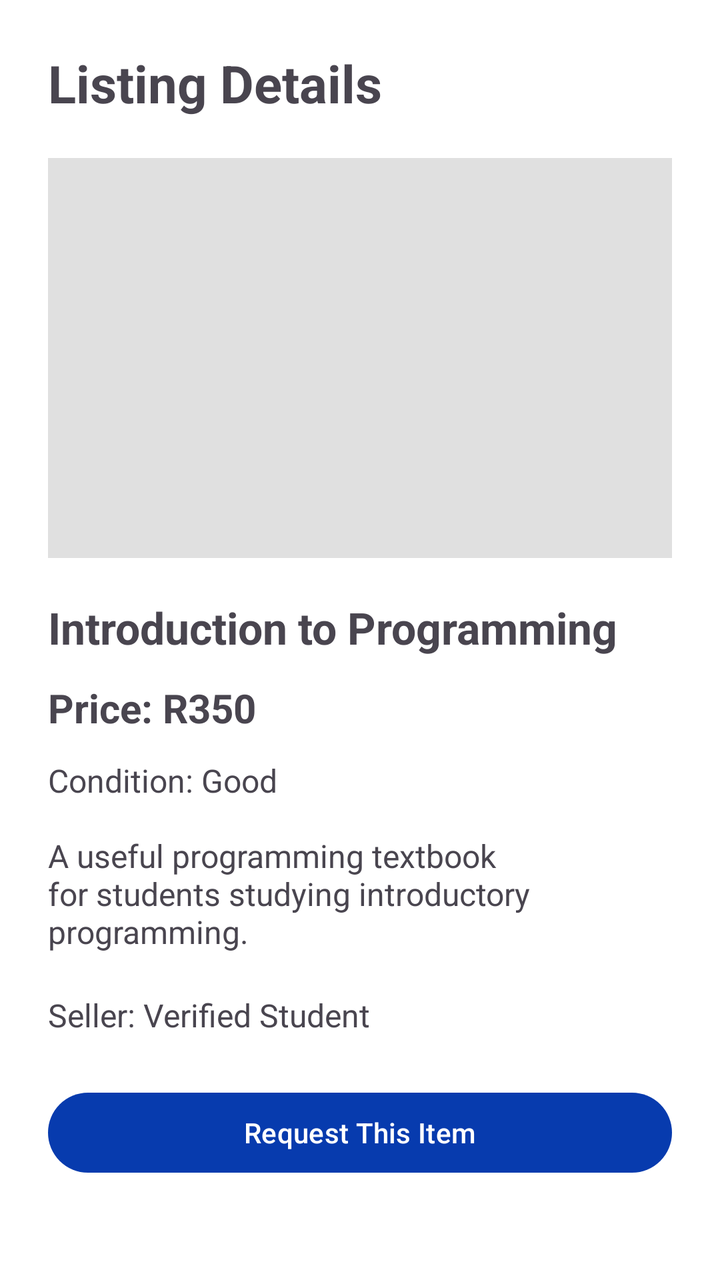
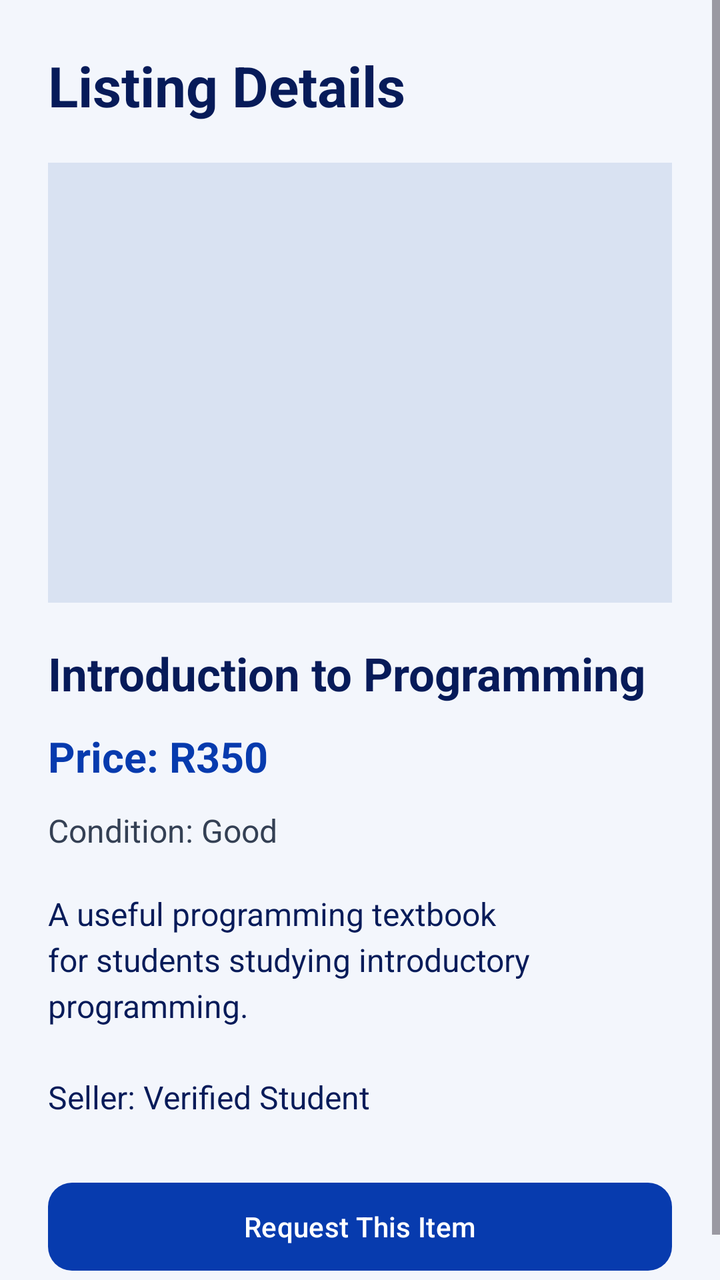

An Android layout rendered at two revisions. The XML below is the earlier revision; the diff shows what the commit changed to produce the second picture.
<!-- AndroidManifest.xml: application theme Theme.StudentMarketplace -->
<!-- res/layout/fragment_listing_details.xml -->
<?xml version="1.0" encoding="utf-8"?>
<ScrollView
    xmlns:android="http://schemas.android.com/apk/res/android"
    android:layout_width="match_parent"
    android:layout_height="match_parent"
    android:fillViewport="true">

    
    <LinearLayout
        android:layout_width="match_parent"
        android:layout_height="wrap_content"
        android:orientation="vertical"
        android:padding="24dp">

        
        <TextView
            android:layout_width="match_parent"
            android:layout_height="wrap_content"
            android:text="Listing Details"
            android:textSize="26sp"
            android:textStyle="bold"
            android:layout_marginBottom="20dp" />

        
        <ImageView
            android:id="@+id/ivListingImage"
            android:layout_width="match_parent"
            android:layout_height="200dp"
            android:contentDescription="Marketplace item photograph"
            android:scaleType="centerCrop"
            android:background="#E0E0E0" />

        
        <TextView
            android:id="@+id/tvListingTitle"
            android:layout_width="match_parent"
            android:layout_height="wrap_content"
            android:text="Introduction to Programming"
            android:textSize="22sp"
            android:textStyle="bold"
            android:layout_marginTop="20dp" />

        
        <TextView
            android:id="@+id/tvListingPrice"
            android:layout_width="match_parent"
            android:layout_height="wrap_content"
            android:text="Price: R350"
            android:textSize="20sp"
            android:textStyle="bold"
            android:layout_marginTop="12dp" />

        
        <TextView
            android:id="@+id/tvListingCondition"
            android:layout_width="match_parent"
            android:layout_height="wrap_content"
            android:text="Condition: Good"
            android:textSize="16sp"
            android:layout_marginTop="12dp" />

        
        <TextView
            android:id="@+id/tvListingDescription"
            android:layout_width="match_parent"
            android:layout_height="wrap_content"
            android:text="A useful programming textbook for students studying introductory programming."
            android:textSize="16sp"
            android:layout_marginTop="16dp" />

        
        <TextView
            android:id="@+id/tvSellerInformation"
            android:layout_width="match_parent"
            android:layout_height="wrap_content"
            android:text="Seller: Verified Student"
            android:textSize="16sp"
            android:layout_marginTop="20dp" />

        
        <Button
            android:id="@+id/btnRequestItem"
            android:layout_width="match_parent"
            android:layout_height="wrap_content"
            android:minHeight="48dp"
            android:text="Request This Item"
            android:layout_marginTop="24dp" />

    </LinearLayout>

</ScrollView>
<!-- resources referenced by this layout -->
<resources>
  <style name="Theme.StudentMarketplace" parent="Base.Theme.StudentMarketplace" />
  <style name="Base.Theme.StudentMarketplace" parent="Theme.Material3.DayNight.NoActionBar">
  
          <item name="colorPrimary">@color/brand_blue</item>
          <item name="colorOnPrimary">@color/brand_white</item>
          <item name="colorSecondary">@color/brand_yellow</item>
          <item name="colorOnSecondary">@color/brand_navy</item>
  
          <item name="android:colorBackground">@color/brand_white</item>
          <item name="android:textColorPrimary">@color/text_primary</item>
  
          <item name="android:statusBarColor">@color/brand_navy</item>
          <item name="android:navigationBarColor">@color/brand_navy</item>
      </style>
  <color name="brand_blue">#073BAE</color>
  <color name="brand_white">#FFFFFF</color>
  <color name="brand_yellow">#FFD600</color>
  <color name="brand_navy">#071B59</color>
  <color name="text_primary">#071B59</color>
</resources>

<!-- the commit's change to res/layout/fragment_listing_details.xml (unified diff, before → after) -->
@@ -3,7 +3,8 @@
     xmlns:android="http://schemas.android.com/apk/res/android"
     android:layout_width="match_parent"
     android:layout_height="match_parent"
-    android:fillViewport="true">
+    android:fillViewport="true"
+    android:background="@color/background_light">
 
     
     <LinearLayout
@@ -17,7 +18,8 @@
             android:layout_width="match_parent"
             android:layout_height="wrap_content"
             android:text="Listing Details"
-            android:textSize="26sp"
+            android:textColor="@color/brand_navy"
+            android:textSize="28sp"
             android:textStyle="bold"
             android:layout_marginBottom="20dp" />
 
@@ -25,10 +27,10 @@
         <ImageView
             android:id="@+id/ivListingImage"
             android:layout_width="match_parent"
-            android:layout_height="200dp"
+            android:layout_height="220dp"
             android:contentDescription="Marketplace item photograph"
             android:scaleType="centerCrop"
-            android:background="#E0E0E0" />
+            android:background="@color/border_light" />
 
         
         <TextView
@@ -36,7 +38,8 @@
             android:layout_width="match_parent"
             android:layout_height="wrap_content"
             android:text="Introduction to Programming"
-            android:textSize="22sp"
+            android:textColor="@color/brand_navy"
+            android:textSize="23sp"
             android:textStyle="bold"
             android:layout_marginTop="20dp" />
 
@@ -46,7 +49,8 @@
             android:layout_width="match_parent"
             android:layout_height="wrap_content"
             android:text="Price: R350"
-            android:textSize="20sp"
+            android:textColor="@color/brand_blue"
+            android:textSize="21sp"
             android:textStyle="bold"
             android:layout_marginTop="12dp" />
 
@@ -56,6 +60,7 @@
             android:layout_width="match_parent"
             android:layout_height="wrap_content"
             android:text="Condition: Good"
+            android:textColor="@color/text_secondary"
             android:textSize="16sp"
             android:layout_marginTop="12dp" />
 
@@ -65,8 +70,10 @@
             android:layout_width="match_parent"
             android:layout_height="wrap_content"
             android:text="A useful programming textbook for students studying introductory programming."
+            android:textColor="@color/text_primary"
             android:textSize="16sp"
-            android:layout_marginTop="16dp" />
+            android:lineSpacingExtra="4dp"
+            android:layout_marginTop="20dp" />
 
         
         <TextView
@@ -74,17 +81,19 @@
             android:layout_width="match_parent"
             android:layout_height="wrap_content"
             android:text="Seller: Verified Student"
+            android:textColor="@color/brand_navy"
             android:textSize="16sp"
-            android:layout_marginTop="20dp" />
+            android:layout_marginTop="24dp" />
 
         
         <Button
             android:id="@+id/btnRequestItem"
+            style="@style/StudentMarketplace.PrimaryButton"
             android:layout_width="match_parent"
             android:layout_height="wrap_content"
-            android:minHeight="48dp"
+            android:minHeight="52dp"
             android:text="Request This Item"
-            android:layout_marginTop="24dp" />
+            android:layout_marginTop="28dp" />
 
     </LinearLayout>
 
<!-- resource entries referenced after the edit -->
@@ -1,5 +1,7 @@
 <!-- resources referenced by this layout -->
 <resources>
+  <color name="background_light">#F3F6FC</color>
+  <color name="border_light">#D9E2F2</color>
   <style name="Theme.StudentMarketplace" parent="Base.Theme.StudentMarketplace" />
   <style name="Base.Theme.StudentMarketplace" parent="Theme.Material3.DayNight.NoActionBar">
   
@@ -10,6 +12,10 @@
   
           <item name="android:colorBackground">@color/brand_white</item>
           <item name="android:textColorPrimary">@color/text_primary</item>
+          
+          <item name="android:textColorHint">@color/text_secondary</item>
+          
+          <item name="android:textColor">@color/text_primary</item>
   
           <item name="android:statusBarColor">@color/brand_navy</item>
           <item name="android:navigationBarColor">@color/brand_navy</item>
@@ -19,5 +25,11 @@
   <color name="brand_yellow">#FFD600</color>
   <color name="brand_navy">#071B59</color>
   <color name="text_primary">#071B59</color>
+  <color name="text_secondary">#344054</color>
+  <style name="StudentMarketplace.PrimaryButton" parent="Widget.Material3.Button">
+          <item name="backgroundTint">@color/brand_blue</item>
+          <item name="android:textColor">@color/brand_white</item>
+          <item name="cornerRadius">12dp</item>
+      </style>
 </resources>
 
